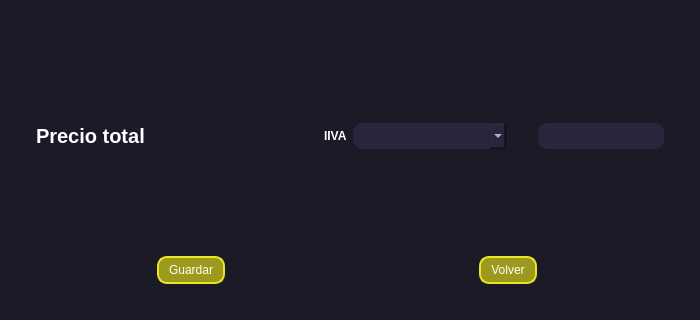
Old version of the form UI/ui_newbudget.ui in the repository DickinsonBP/BudgetInvoiceApp2.0; both pictures show x 0 to 700 and y 330 to 650 of the 700 by 650 pixel window.
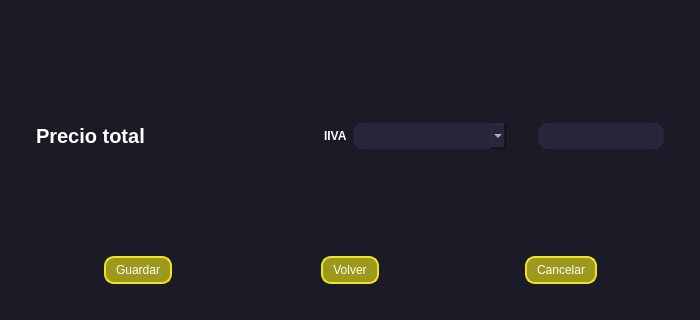
New version of the form. The open tabs and pages were chosen to show the change. Icons and pictures are not drawn. Custom widgets are drawn as their Qt base class.

```diff
--- a/UI/ui_newbudget.ui
+++ b/UI/ui_newbudget.ui
@@ -417,6 +417,13 @@
                   </property>
                  </widget>
                 </item>
+                <item alignment="Qt::AlignHCenter">
+                 <widget class="QPushButton" name="btn_cancel2">
+                  <property name="text">
+                   <string>Cancelar</string>
+                  </property>
+                 </widget>
+                </item>
                </layout>
               </widget>
              </item>
```
Left out of the diff: 6 changed lines with no effect on the pictures.
